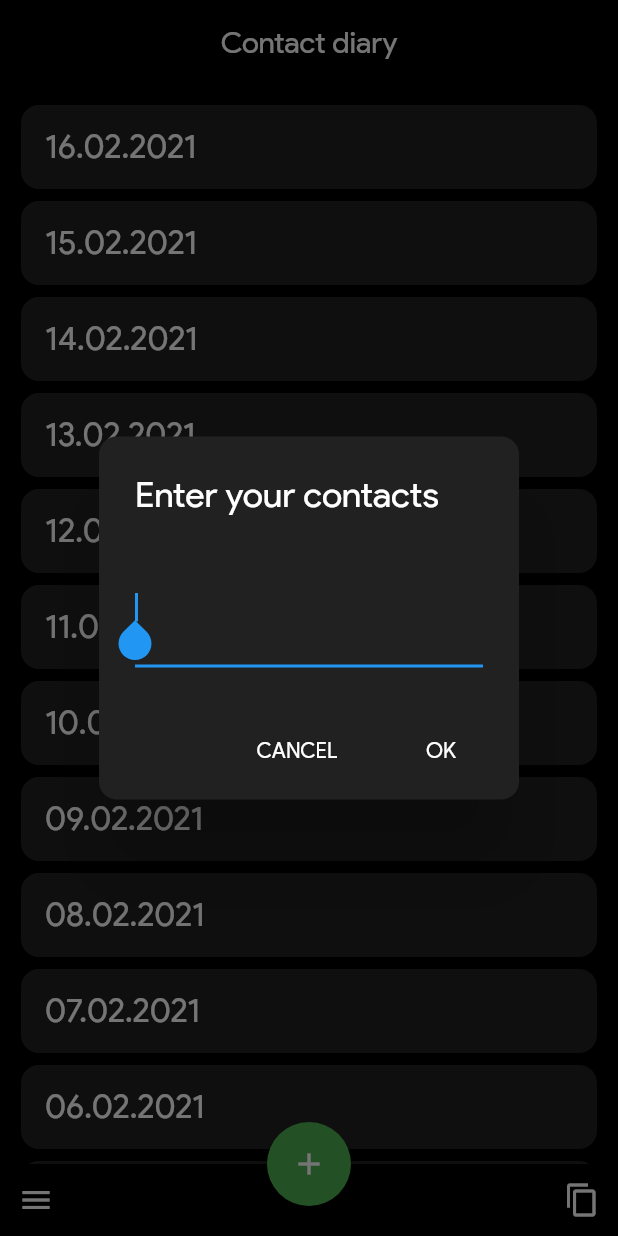
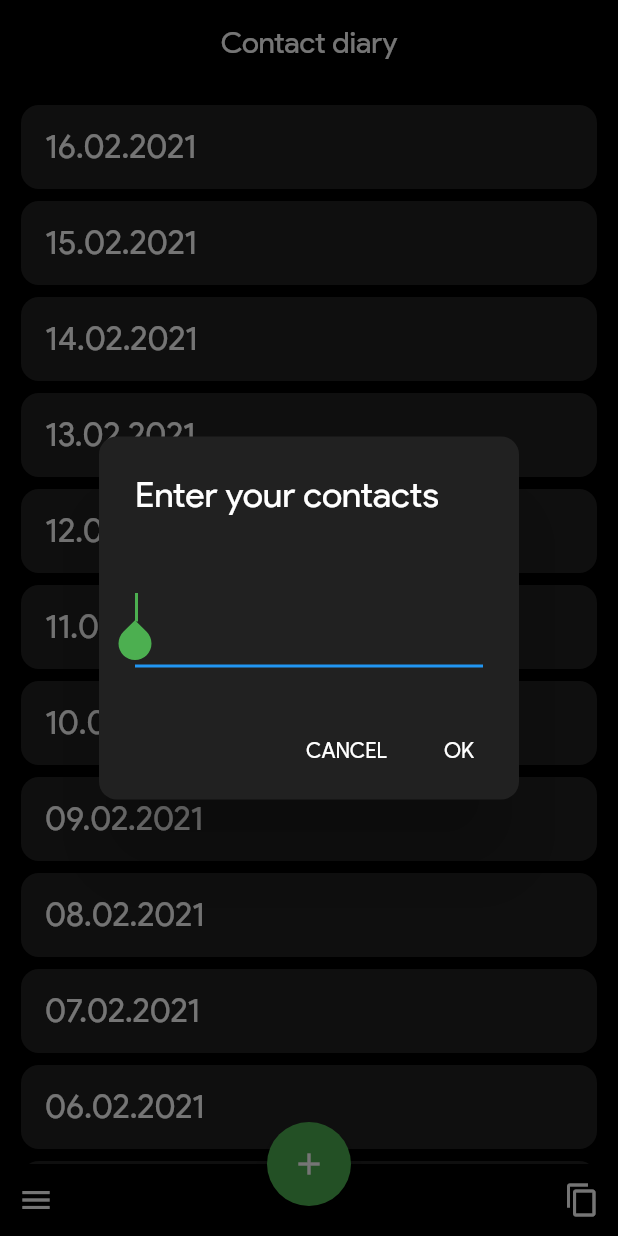
Before and after one commit to KaiFra/manual_contact_tracing, a Flutter app: the screen it shows after launch, after a tap on the "add" icon, on a phone screen of 412 x 824 dp. Run offline on Flutter 3.47's test engine with Material 2 defaults, Android fonts, the phone set to English and light mode, and no system bars; our stand-ins replace flutter_local_notifications, fluttertoast, shared_preferences, timezone.

Commit message:
More refactoring

```diff
--- a/lib/functions.dart
+++ b/lib/functions.dart
@@ -2,6 +2,9 @@ import 'package:fluttertoast/fluttertoast.dart';
 import 'package:flutter/material.dart';
 import 'package:flutter/services.dart';
 import 'entry.dart';
+import 'package:intl/intl.dart';
+
+final formatter = DateFormat('dd.MM.yyy');
 
 void toast(String toastmessage){
   Fluttertoast.showToast(
@@ -50,4 +53,18 @@ class HelperFunctions {
     }
     return timeString;
   }
+
+  String getInitialTextFieldValue(List<Entry> entries, int i, String time){
+    if(entries.length == 0) {
+      return '';
+    }
+
+    if (entries[i].time == time) {
+      String ret = entries[i].enteredContacts + "\n";
+      return ret;
+    }
+    else {
+      return '';
+    }
+  }
 }
--- a/lib/main.dart
+++ b/lib/main.dart
@@ -33,8 +33,6 @@ class MCT extends StatelessWidget {
 class MyHomePage extends StatefulWidget {
   final String title;
 
-
-
   MyHomePage({Key key, this.title}) : super(key: key);
 
   @override
@@ -43,6 +41,7 @@ class MyHomePage extends StatefulWidget {
 
 class MyHomePageState extends State<MyHomePage> {
   final helper = HelperFunctions();
+  final Notifications _notifications = Notifications();
 
   double borderRadius = 12.0;
   SharedPreferences sharedPreferences;
@@ -51,7 +50,7 @@ class MyHomePageState extends State<MyHomePage> {
 
   final formatter = DateFormat('dd.MM.yyy');
 
-  final Notifications _notifications = Notifications();
+
 
   List<int> pickedTimeSP = [0, 0]; //Workaround to save notification time in sharedPrefs
   String timeString = "";
@@ -89,8 +88,8 @@ class MyHomePageState extends State<MyHomePage> {
         child: new Row(
           mainAxisAlignment: MainAxisAlignment.spaceBetween,
             children: <Widget>[
-              IconButton(icon: Icon(Icons.menu), onPressed: showMenu, color: Colors.white,),
-              IconButton(icon: Icon(Icons.copy), onPressed: () => helper.copy(entries), color: Colors.white,),
+              IconButton(icon: Icon(Icons.menu), onPressed: showMenu),
+              IconButton(icon: Icon(Icons.copy), onPressed: () => helper.copy(entries)),
         ],
       ),),
       body:
@@ -116,7 +115,7 @@ class MyHomePageState extends State<MyHomePage> {
                             ),
                               child: ListTile(
                                 shape: RoundedRectangleBorder(borderRadius: BorderRadius.all(Radius.circular(borderRadius))),
-                                title: Text(entries[i].time, style: TextStyle(color: Colors.white, fontSize: 22)),
+                                title: Text(entries[i].time, style: TextStyle(fontSize: 22),),
                                 subtitle: (entries[i].enteredContacts != '')
                                 ? Text(entries[i].enteredContacts, style: TextStyle(color: Colors.white, fontSize: 16))
                                 : null,
@@ -142,7 +141,6 @@ class MyHomePageState extends State<MyHomePage> {
     );
   }
 
-
   //Display alert dialog to enter contacts
   Future<void> showTextInputDialog(BuildContext context, int index, String time) async {
     return showDialog(
@@ -153,25 +151,19 @@ class MyHomePageState extends State<MyHomePage> {
             content:TextFormField(
               textCapitalization: TextCapitalization.sentences,
               style: TextStyle(color: Colors.white),
-              decoration: InputDecoration(
-                fillColor: Colors.white,
-              ),
               autofocus: true,
               maxLines: 3,
-              controller: textfield..text = getInitialTextFieldValue(index, time),
+              controller: textfield..text = helper.getInitialTextFieldValue(entries, index, time),
             ),
             shape: RoundedRectangleBorder(
                 borderRadius: BorderRadius.all(Radius.circular(borderRadius))
             ),
             actions: <Widget>[
-                FlatButton(
-                //color: Colors.red,
-                textColor: Colors.white,
+                TextButton(
                 child: Text('CANCEL'),
                 onPressed: () {setState(() {Navigator.pop(context);});},
               ),
-                FlatButton(
-                textColor: Colors.white,
+                TextButton(
                 child: Text('OK'),
                 onPressed: () {
                   createEntry(textfield.text.trim(), time, false);
@@ -182,6 +174,7 @@ class MyHomePageState extends State<MyHomePage> {
         });
   }
 
+  /*
   String getInitialTextFieldValue(int i, String time){
     if(entries.length == 0) {
       return '';
@@ -195,7 +188,7 @@ class MyHomePageState extends State<MyHomePage> {
         return '';
       }
   }
-
+*/
   createEntry(String text, String time, bool emptyEntry) {
       bool added = false;
       for (int i = 0; i < entries.length; i++){
@@ -221,10 +214,8 @@ class MyHomePageState extends State<MyHomePage> {
       saveData();
   }
 
-
   void saveData(){
     removeOld();
-    sortList();
     List<String> spList = entries.map((item) => json.encode(item.toMap())).toList();
     sharedPreferences.setStringList('list', spList);
   }
@@ -247,7 +238,6 @@ class MyHomePageState extends State<MyHomePage> {
     }
 
     removeOld();
-    sortList();
 
     pickedTimeSP[0] = sharedPreferences.getInt('pickedHour');
     if (pickedTimeSP[0] == null){
@@ -284,7 +274,10 @@ class MyHomePageState extends State<MyHomePage> {
       });
       removedCount++;
     }
+    //Sort list
+    setState(() {entries.sort((a,b) => formatter.parse(b.time).compareTo(formatter.parse(a.time)));});
   }
+
 
   //Dialog for deleting data
   void deleteDataDialog(){
@@ -297,13 +290,11 @@ class MyHomePageState extends State<MyHomePage> {
           borderRadius: BorderRadius.all(Radius.circular(borderRadius))
       ),
       actions: [
-        FlatButton(
-          textColor: Colors.white,
+        TextButton(
           child: Text('CANCEL'),
             onPressed: () => Navigator.pop(context),
         ),
-        FlatButton(
-          textColor: Colors.white,
+        TextButton(
           child: Text('OK'),
           onPressed: deleteData,
         ),
@@ -324,14 +315,8 @@ class MyHomePageState extends State<MyHomePage> {
     super.dispose();
   }
 
-  void sortList(){
-    setState(() {entries.sort((a,b) => formatter.parse(b.time).compareTo(formatter.parse(a.time)));});
-  }
-
-
   showMenu() {
     showModalBottomSheet(
-        backgroundColor: Colors.black,
         useRootNavigator: true,
         context: context,
         builder: (BuildContext context) {
@@ -360,9 +345,7 @@ class MyHomePageState extends State<MyHomePage> {
                                 children: <Widget>[
                                   ListTile(
                                     title: Text(
-                                      "Add daily notification\n$timeString",
-                                      style: TextStyle(color: Colors.white),
-                                    ),
+                                      "Add daily notification\n$timeString"),
                                     leading: Icon(
                                       Icons.notifications,
                                       color: Colors.white,
@@ -370,10 +353,7 @@ class MyHomePageState extends State<MyHomePage> {
                                     onTap: () => dailyNotification(),
                                   ),
                                   ListTile(
-                                    title: Text(
-                                      "Delete data",
-                                      style: TextStyle(color: Colors.white),
-                                    ),
+                                    title: Text("Delete data"),
                                     leading: Icon(
                                       Icons.delete,
                                       color: Colors.white,
@@ -382,9 +362,7 @@ class MyHomePageState extends State<MyHomePage> {
                                   ),
                                   ListTile(
                                     title: Text(
-                                      "Info",
-                                      style: TextStyle(color: Colors.white),
-                                    ),
+                                      "Info"),
                                     leading: Icon(
                                       Icons.info,
                                       color: Colors.white,
@@ -416,6 +394,7 @@ class MyHomePageState extends State<MyHomePage> {
     TimeOfDay pickedTime = await showTimePicker(
       initialTime: TimeOfDay.fromDateTime(DateTime.now().add(Duration(minutes: 1))),
       context: context,
+
       builder: (context, child) {
         return Theme(
           data: ThemeData.light().copyWith(
@@ -449,4 +428,5 @@ class MyHomePageState extends State<MyHomePage> {
     Navigator.pop(context);
     toast(timeString);
   }
+
 }
--- a/lib/notification.dart
+++ b/lib/notification.dart
@@ -2,6 +2,7 @@ import 'package:flutter/material.dart';
 import 'package:flutter_local_notifications/flutter_local_notifications.dart';
 import 'package:timezone/data/latest.dart' as tz;
 import 'package:timezone/timezone.dart' as tz;
+import 'functions.dart';
 
 
 class Notifications {
--- a/lib/theme.dart
+++ b/lib/theme.dart
@@ -21,11 +21,16 @@ class CustomTheme {
           titleTextStyle: TextStyle(color: Colors.white, fontSize: 24, fontFamily: 'Product Sans',),
           contentTextStyle: TextStyle(color: Colors.white, fontSize: 16, fontFamily: 'Product Sans',),
         ),
-        buttonTheme: ButtonThemeData(
-          colorScheme: ColorScheme.dark(
-            primary: Colors.white,
-        ),
+      textButtonTheme: TextButtonThemeData(
+        style: TextButton.styleFrom(primary: Colors.white),
       ),
+      textSelectionHandleColor: Colors.green,
+      cursorColor: Colors.green,
+      textTheme: TextTheme( headline6: TextStyle(color: Colors.white,),
+                            subtitle1: TextStyle(color: Colors.white,),
+                            subtitle2: TextStyle(color: Colors.white),),
+      iconTheme: IconThemeData(color: Colors.white,), //TODO Listview icon color
+      bottomSheetTheme: BottomSheetThemeData(backgroundColor: Colors.black,),
     );
   }
 }
```
